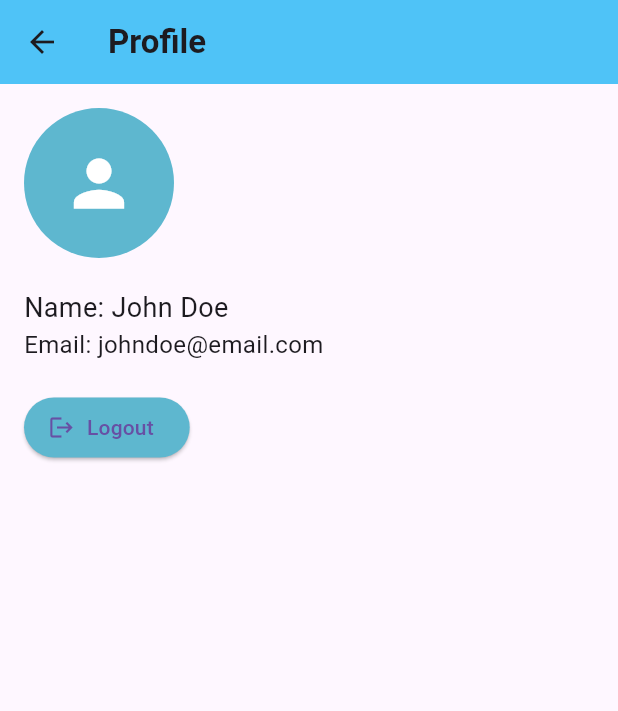
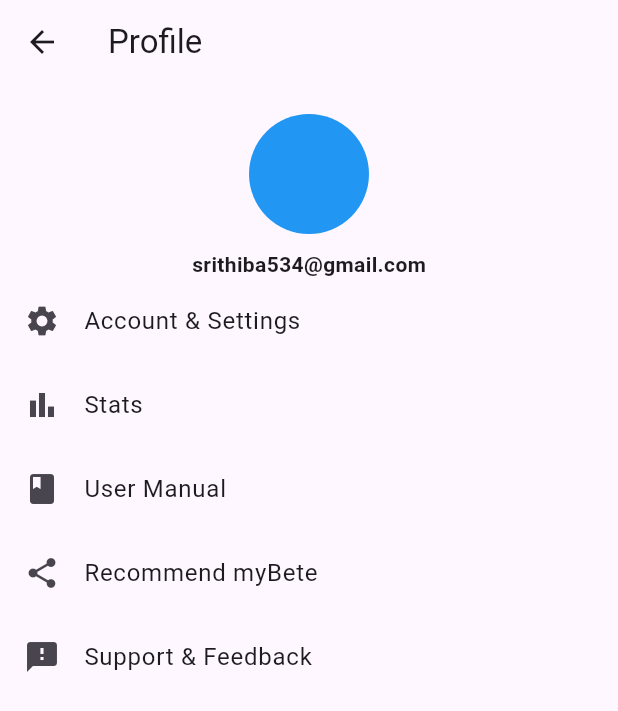
Before and after one commit to ThenujaaSuntharesan/MyBete-App, a Flutter app: the ProfileScreen screen opened directly, on a phone screen of 412 x 824 dp. Shown: the top 711 px of the screen. Run offline on Flutter 3.47's test engine with Material 3 defaults, Android fonts, the phone set to English and light mode, and no system bars; our stand-ins replace cloud_firestore, file_picker, firebase_auth, firebase_core, firebase_storage, fl_chart and 5 more; accounts and stored records are empty; generated files the repository leaves out were written again.

Commit message:
update my profile part and add support and recommend part

```diff
--- a/lib/have_diabetes/DashBoard/MyActivity.dart
+++ b/lib/have_diabetes/DashBoard/MyActivity.dart
@@ -1,7 +1,7 @@
 import 'package:flutter/material.dart';
 import 'package:fl_chart/fl_chart.dart';
 
-import 'Profile.dart';
+import 'profile/Profile.dart';
 import 'Reminders.dart';
 import 'Reports.dart';
 
--- a/lib/have_diabetes/DashBoard/Profile.dart
+++ /dev/null
@@ -1,53 +0,0 @@
-//
-// import 'package:flutter/cupertino.dart';
-// import 'package:flutter/material.dart';
-//
-// class ProfileScreen extends StatelessWidget {
-//   @override
-//   Widget build(BuildContext context) {
-//     return Scaffold(
-//       appBar: AppBar(title: Text("Profile")),
-//       body: Center(child: Text("User Profile Information")),
-//     );
-//   }
-// }
-
-
-import 'package:flutter/material.dart';
-
-class ProfileScreen extends StatelessWidget {
-  @override
-  Widget build(BuildContext context) {
-    return Scaffold(
-      appBar: AppBar(
-        title: Text("Profile", style: TextStyle(fontWeight: FontWeight.bold)),
-        backgroundColor: Colors.lightBlue[300],
-      ),
-      body: Padding(
-        padding: EdgeInsets.all(16.0),
-        child: Column(
-          crossAxisAlignment: CrossAxisAlignment.start,
-          children: [
-            CircleAvatar(
-              radius: 50,
-              backgroundColor: Color(0xFF5EB7CF),
-              child: Icon(Icons.person, size: 50, color: Colors.white),
-            ),
-            SizedBox(height: 20),
-            Text("Name: John Doe", style: TextStyle(fontSize: 18)),
-            Text("Email: johndoe@email.com", style: TextStyle(fontSize: 16)),
-            SizedBox(height: 20),
-            ElevatedButton.icon(
-              icon: Icon(Icons.logout),
-              label: Text("Logout"),
-              style: ElevatedButton.styleFrom(
-                backgroundColor: Color(0xFF5EB7CF),
-              ),
-              onPressed: () {},
-            ),
-          ],
-        ),
-      ),
-    );
-  }
-}
--- /dev/null
+++ b/lib/have_diabetes/DashBoard/profile/Profile.dart
@@ -0,0 +1,79 @@
+//
+// import 'package:flutter/cupertino.dart';
+// import 'package:flutter/material.dart';
+//
+// class ProfileScreen extends StatelessWidget {
+//   @override
+//   Widget build(BuildContext context) {
+//     return Scaffold(
+//       appBar: AppBar(title: Text("Profile")),
+//       body: Center(child: Text("User Profile Information")),
+//     );
+//   }
+// }
+
+
+
+import 'package:flutter/material.dart';
+import 'package:mybete_app/have_diabetes/DashBoard/profile/recommend_screen.dart';
+import 'package:mybete_app/have_diabetes/DashBoard/profile/support_feedback_screen.dart';
+
+
+class ProfileScreen extends StatelessWidget {
+  @override
+  Widget build(BuildContext context) {
+    return Scaffold(
+      appBar: AppBar(title: Text("Profile")),
+      body: Column(
+        children: [
+          SizedBox(height: 20),
+          CircleAvatar(radius: 40, backgroundColor: Colors.blue),
+          SizedBox(height: 10),
+          Text("srithiba534@gmail.com", style: TextStyle(fontWeight: FontWeight.bold)),
+
+          ListTile(
+            leading: Icon(Icons.settings),
+            title: Text("Account & Settings"),
+            onTap: () {},
+          ),
+          ListTile(
+            leading: Icon(Icons.bar_chart),
+            title: Text("Stats"),
+            onTap: () {},
+          ),
+          ListTile(
+            leading: Icon(Icons.book),
+            title: Text("User Manual"),
+            onTap: () {},
+          ),
+          ListTile(
+            leading: Icon(Icons.share),
+            title: Text('Recommend myBete'),
+            onTap: () {
+              Navigator.push(
+                context,
+                MaterialPageRoute(builder: (context) => RecommendScreen()),
+              );
+            },
+          ),
+
+          ListTile(
+            leading: Icon(Icons.feedback),
+            title: Text("Support & Feedback"),
+            onTap: () {
+              Navigator.push(context, MaterialPageRoute(builder: (context) => SupportFeedbackScreen()));
+            },
+          ),
+        ],
+      ),
+      bottomNavigationBar: BottomNavigationBar(
+        items: [
+          BottomNavigationBarItem(icon: Icon(Icons.list), label: "My Activity"),
+          BottomNavigationBarItem(icon: Icon(Icons.file_copy), label: "Reports"),
+          BottomNavigationBarItem(icon: Icon(Icons.notifications), label: "Reminders"),
+          BottomNavigationBarItem(icon: Icon(Icons.person), label: "Profile"),
+        ],
+      ),
+    );
+  }
+}
--- /dev/null
+++ b/lib/have_diabetes/DashBoard/profile/recommend_screen.dart
@@ -0,0 +1,67 @@
+// import 'package:flutter/material.dart';
+// import 'package:share/share.dart';
+//
+// class RecommendScreen extends StatelessWidget {
+//   final String appLink = "https://mybete.com"; // Replace with actual app link
+//
+//   void shareApp(String method) {
+//     Share.share("Check out myBete App: $appLink");
+//   }
+//
+//   @override
+//   Widget build(BuildContext context) {
+//     return Scaffold(
+//       appBar: AppBar(title: Text("Recommend myBete")),
+//       body: ListView(
+//         children: [
+//           ListTile(
+//             leading: Icon(Icons.whatsapp, color: Colors.green),
+//             title: Text("Share via WhatsApp"),
+//             onTap: () => shareApp("whatsapp"),
+//           ),
+//           ListTile(
+//             leading: Icon(Icons.camera, color: Colors.purple),
+//             title: Text("Share via Instagram"),
+//             onTap: () => shareApp("instagram"),
+//           ),
+//           ListTile(
+//             leading: Icon(Icons.email, color: Colors.blue),
+//             title: Text("Share via Email"),
+//             onTap: () => shareApp("email"),
+//           ),
+//           ListTile(
+//             leading: Icon(Icons.copy_all, color: Colors.grey),
+//             title: Text("Copy Link"),
+//             onTap: () {
+//               Share.share("Check out myBete: $appLink");
+//             },
+//           ),
+//         ],
+//       ),
+//     );
+//   }
+// }
+
+
+import 'package:flutter/material.dart';
+import 'package:share_plus/share_plus.dart';
+
+class RecommendScreen extends StatelessWidget {
+  @override
+  Widget build(BuildContext context) {
+    return Scaffold(
+      appBar: AppBar(title: Text('Recommend myBete')),
+      body: Center(
+        child: ElevatedButton(
+          onPressed: () {
+            Share.share(
+              "I'm using the myBete App to manage diabetes. Try it out! Download here: https://mybete.com/app",
+              subject: "Try myBete App!",
+            );
+          },
+          child: Text("Share via"),
+        ),
+      ),
+    );
+  }
+}
--- a/pubspec.yaml
+++ b/pubspec.yaml
@@ -31,6 +31,8 @@ dependencies:
 
   flutter:
     sdk: flutter
+  share_plus: ^7.2.1
+  url_launcher: ^6.1.14
       #  cloud_firestore: ^5.6.1
   fluttertoast: ^8.2.4
   firebase_storage: ^12.4.4
```
Also changed, not shown: lib/have_diabetes/DashBoard/profile/support_feedback_screen.dart (added, +54 -0 lines), pubspec.lock, 5 other files.
